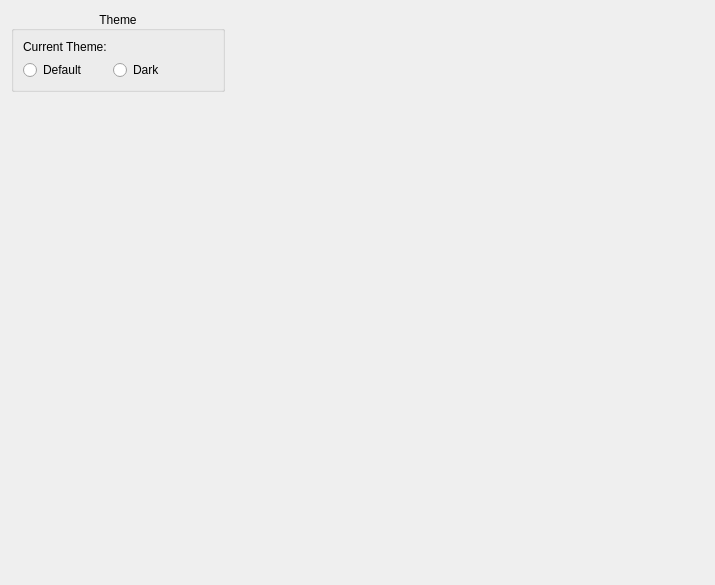
jkbz64/AYAYA, file AYAYA/settings/globalsettings.ui: the form before one commit.
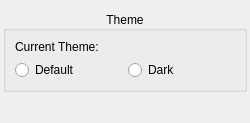
The form after the commit.

Patch:
```diff
--- a/AYAYA/settings/globalsettings.ui
+++ b/AYAYA/settings/globalsettings.ui
@@ -6,28 +6,37 @@
    <rect>
     <x>0</x>
     <y>0</y>
-    <width>715</width>
-    <height>585</height>
+    <width>250</width>
+    <height>123</height>
    </rect>
   </property>
   <property name="windowTitle">
    <string>Form</string>
   </property>
   <layout class="QGridLayout" name="gridLayout">
-   <item row="0" column="1">
+   <property name="leftMargin">
+    <number>3</number>
+   </property>
+   <property name="rightMargin">
+    <number>3</number>
+   </property>
+   <item row="0" column="0">
     <spacer name="horizontalSpacer">
      <property name="orientation">
       <enum>Qt::Horizontal</enum>
      </property>
+     <property name="sizeType">
+      <enum>QSizePolicy::Maximum</enum>
+     </property>
      <property name="sizeHint" stdset="0">
       <size>
-       <width>40</width>
+       <width>0</width>
        <height>20</height>
       </size>
      </property>
     </spacer>
    </item>
-   <item row="0" column="0">
+   <item row="0" column="1">
     <widget class="QGroupBox" name="m_themeGroup">
      <property name="title">
       <string>Theme</string>
@@ -82,7 +91,7 @@
      </layout>
     </widget>
    </item>
-   <item row="2" column="0" colspan="2">
+   <item row="1" column="1">
     <spacer name="verticalSpacer">
      <property name="orientation">
       <enum>Qt::Vertical</enum>
@@ -95,6 +104,22 @@
      </property>
     </spacer>
    </item>
+   <item row="0" column="2">
+    <spacer name="horizontalSpacer_2">
+     <property name="orientation">
+      <enum>Qt::Horizontal</enum>
+     </property>
+     <property name="sizeType">
+      <enum>QSizePolicy::Maximum</enum>
+     </property>
+     <property name="sizeHint" stdset="0">
+      <size>
+       <width>0</width>
+       <height>20</height>
+      </size>
+     </property>
+    </spacer>
+   </item>
   </layout>
  </widget>
  <resources/>
```
